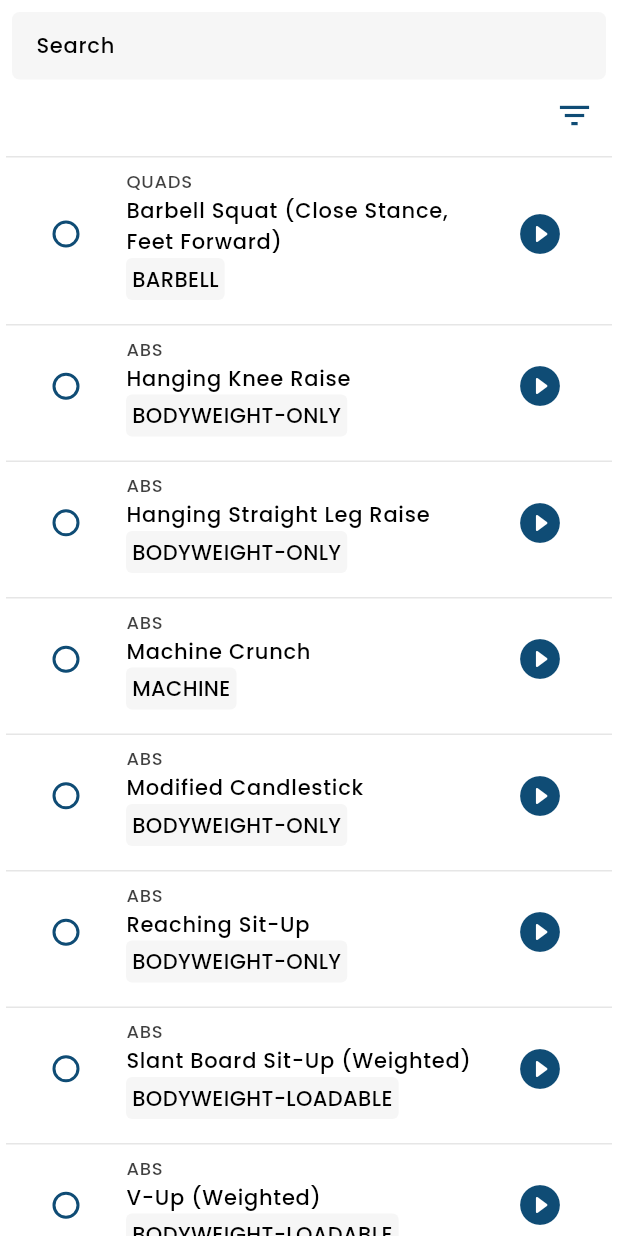
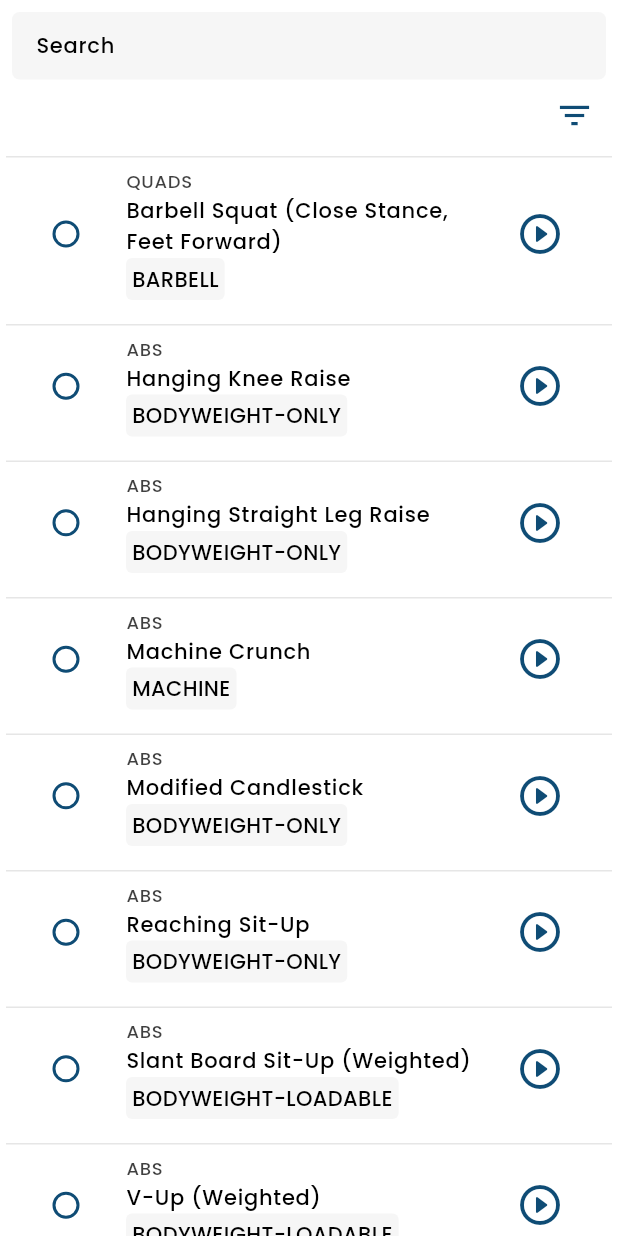
Before and after one commit to emmanuelrocha001/workout-tracker, a Flutter app: the SelectableExerciseList widget shown alone on an empty page, opened directly, on a phone screen of 412 x 824 dp. Run offline on Flutter 3.47's test engine with Material 3 defaults, Android fonts, the phone set to English and light mode, and no system bars; our stand-ins replace another_flushbar, confetti, google_fonts, shared_preferences; missing offline and left inert: dart:html, fuzzywuzzy; accounts and stored records are empty.

Commit message:
fix scrollbar issues on non mobile web

```diff
--- a/lib/providers/workout_provider.dart
+++ b/lib/providers/workout_provider.dart
@@ -146,9 +146,6 @@ class WorkoutProvider extends ChangeNotifier {
   Future<void> loadExerciseHistory() async {
     try {
       String? cachedEncodedValue = _cache?.getString(_exerciseHistoryKey);
-
-      print('\ncached workout history:\n\n $_exerciseHistoryKey\n\n');
-      print(cachedEncodedValue);
 
       if (cachedEncodedValue != null) {
         (jsonDecode(cachedEncodedValue) as Map<String, dynamic>)
--- a/lib/widgets/exercise/_selectable_exercise_list.dart
+++ b/lib/widgets/exercise/_selectable_exercise_list.dart
@@ -21,6 +21,7 @@ class SelectableExerciseList extends StatefulWidget {
 
 class _SelectableExerciseListState extends State<SelectableExerciseList> {
   String _selectedId = "";
+  final ScrollController _scrollController = ScrollController();
 
   void _onSelect(String? id) {
     print(id);
@@ -52,8 +53,10 @@ class _SelectableExerciseListState extends State<SelectableExerciseList> {
       showActionButton: _selectedId.isNotEmpty,
       onPressed: onAdd,
       content: Scrollbar(
+        controller: _scrollController,
         radius: const Radius.circular(ConfigProvider.defaultSpace / 2),
         child: CustomScrollView(
+          controller: _scrollController,
           slivers: <Widget>[
             ExerciseSearchBar(
               onFilter: onFilter,
--- a/lib/widgets/exercise/exercise_list_item.dart
+++ b/lib/widgets/exercise/exercise_list_item.dart
@@ -104,7 +104,7 @@ class ExerciseListItem extends StatelessWidget {
         trailing: onSelect != null
             ? IconButton(
                 icon: const Icon(
-                  Icons.play_circle_fill_rounded,
+                  Icons.play_circle_outline_rounded,
                 ),
                 style: Theme.of(context).iconButtonTheme.style,
                 onPressed: () {
--- a/lib/widgets/workout/_tracked_exercise_history.dart
+++ b/lib/widgets/workout/_tracked_exercise_history.dart
@@ -15,12 +15,14 @@ class TrackedExerciseHistory extends StatelessWidget {
   final ExerciseDto exercise;
   final List<TrackedExerciseHistoryEntryDto>? entries;
   final bool isMetricSystemSelected;
+  final ScrollController scrollController;
 
   const TrackedExerciseHistory({
     super.key,
     required this.exercise,
     required this.entries,
     required this.isMetricSystemSelected,
+    required this.scrollController,
   });
 
   @override
@@ -29,9 +31,11 @@ class TrackedExerciseHistory extends StatelessWidget {
       padding: const EdgeInsets.all(ConfigProvider.defaultSpace),
       child: entries != null
           ? Scrollbar(
+              controller: scrollController,
               // thumbVisibility: true,
               radius: const Radius.circular(ConfigProvider.defaultSpace / 2),
               child: ListView.builder(
+                controller: scrollController,
                 itemCount: entries!.length,
                 itemBuilder: (context, index) {
                   return TrackedExerciseHistoryItem(
--- a/lib/widgets/workout/_tracked_exercise_list.dart
+++ b/lib/widgets/workout/_tracked_exercise_list.dart
@@ -15,7 +15,6 @@ import '../../providers/workout_provider.dart';
 import '../../widgets/workout/rest_timer.dart';
 import '../exercise/_selectable_exercise_list.dart';
 import 'tracked_exercise_list_item.dart';
-import 'tracked_exercise_list_item_header.dart';
 import 'elapsed_time_timer.dart';
 
 import '../general/overlay_content.dart';
@@ -35,6 +34,7 @@ class TrackedExerciseList extends StatefulWidget {
 }
 
 class _TrackedExerciseListState extends State<TrackedExerciseList> {
+  final ScrollController _scrollController = ScrollController();
   bool onReorderInProgress = false;
 
   void onAddExercise() async {
@@ -150,8 +150,10 @@ class _TrackedExerciseListState extends State<TrackedExerciseList> {
     }
     return OverlayContent(
       content: Scrollbar(
+        controller: _scrollController,
         radius: const Radius.circular(ConfigProvider.defaultSpace / 2),
         child: ReorderableListView(
+          scrollController: _scrollController,
           proxyDecorator: proxyDecorator,
           onReorderStart: (index) {
             setState(() {
--- a/lib/widgets/workout/_workout_history.dart
+++ b/lib/widgets/workout/_workout_history.dart
@@ -30,6 +30,8 @@ class WorkoutHistory extends StatefulWidget {
 }
 
 class _WorkoutHistoryState extends State<WorkoutHistory> {
+  final ScrollController _scrollController = ScrollController();
+
   @override
   void initState() {
     super.initState();
@@ -107,8 +109,10 @@ class _WorkoutHistoryState extends State<WorkoutHistory> {
       ),
       content: workoutProvider.workoutHistory.isNotEmpty
           ? Scrollbar(
+              controller: _scrollController,
               radius: const Radius.circular(ConfigProvider.defaultSpace / 2),
               child: ListView.builder(
+                controller: _scrollController,
                 itemCount: workoutProvider.workoutHistory.length,
                 padding: const EdgeInsets.all(ConfigProvider.defaultSpace / 2),
                 itemBuilder: (context, index) {
```
Also changed, not shown: lib/widgets/workout/tracked_exercise_list_item_header.dart (+2 -17 lines).
